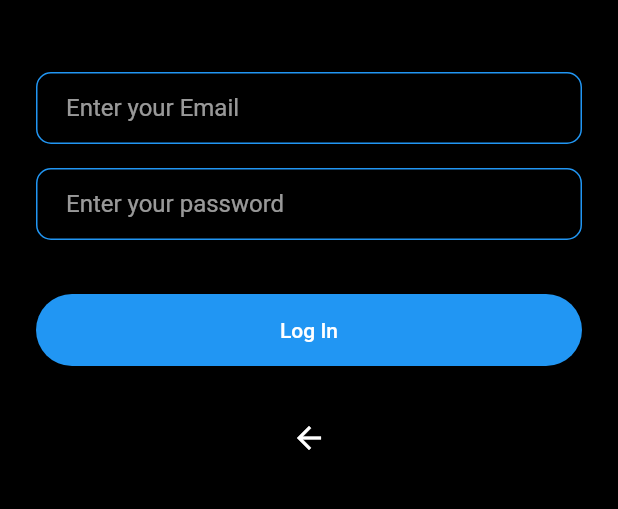
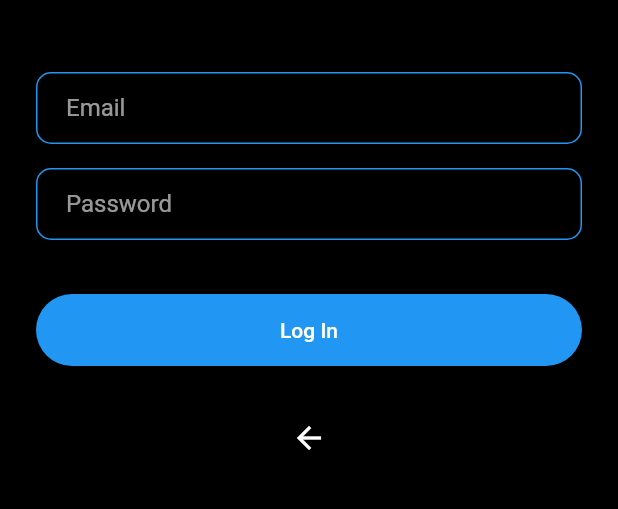
Before and after one commit to SodabehSherzad/flash_chat_starting, a Flutter app: the screen it shows after launch, after a tap on "Log In", on a phone screen of 412 x 824 dp, the part 531-1040 px from its top. Run offline on Flutter 3.47's test engine with Material 2 defaults, Android fonts, the phone set to English and light mode, and no system bars; our stand-ins replace animated_text_kit, email_validator.

Commit message:
TextFormField Widget and Input Validation

```diff
--- a/lib/screens/login_screen.dart
+++ b/lib/screens/login_screen.dart
@@ -1,3 +1,5 @@
+import 'package:email_validator/email_validator.dart';
+
 import '../components/rounded_button.dart';
 import '/constants.dart';
 import 'package:flutter/material.dart';
@@ -27,8 +29,10 @@ class _LoginScreenState extends State<LoginScreen> {
             const SizedBox(
               height: 48.0,
             ),
-            TextField(
-              decoration: kTextFieldDecoration.copyWith(hintText: "Enter your Email"),
+            TextFormField(
+              decoration: kTextFieldDecoration.copyWith(hintText: "Enter your Email", label: Text("Email")),
+              autovalidateMode: AutovalidateMode.onUserInteraction,
+              validator: (email) => email != null && EmailValidator.validate(email )? null : "Please enter a valid Email!",
               onChanged: (value) {
                 //Do something with the user input
               },
@@ -36,8 +40,10 @@ class _LoginScreenState extends State<LoginScreen> {
             const SizedBox(
               height: 16,
             ),
-            TextField(
-              decoration: kTextFieldDecoration.copyWith(hintText: "Enter your password"),
+            TextFormField(
+              decoration: kTextFieldDecoration.copyWith(hintText: "Enter your password", label: Text("Password")),
+              autovalidateMode: AutovalidateMode.onUserInteraction,
+              validator: (password) => password != null && password.length > 5 ? null : "Password should be at least 6 charechter!",
               onChanged: (value) {
                 //Do something with the user input
               },
--- a/pubspec.yaml
+++ b/pubspec.yaml
@@ -35,6 +35,7 @@ dependencies:
   # Use with the CupertinoIcons class for iOS style icons.
   cupertino_icons: ^1.0.2
   animated_text_kit: ^4.2.2
+  email_validator: ^2.1.17
 
 dev_dependencies:
   flutter_test:
```
Also changed, not shown: lib/screens/registration_screen.dart (+10 -4 lines), pubspec.lock.
